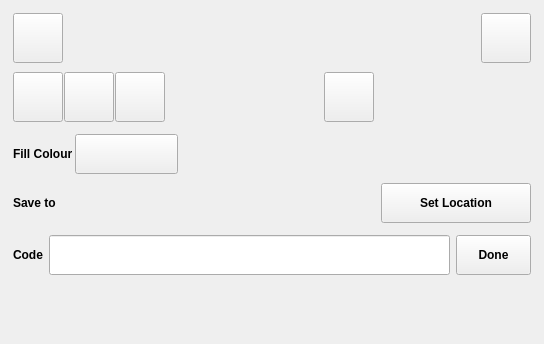
Above: digital_sketch_mapping_tool_dockwidget_base.ui from Esk-Spatial/QGIS_forest_health_sketch_tool before the change. Below: the same form after it.
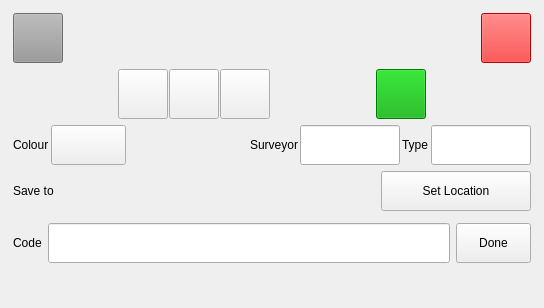
That is the form after the change. Icons and pictures are not drawn. Custom widgets are drawn as their Qt base class.

Commit message: refactoring, enabling persistence for buttons and changing point creation

Diff of the .ui file:
```diff
--- a/digital_sketch_mapping_tool_dockwidget_base.ui
+++ b/digital_sketch_mapping_tool_dockwidget_base.ui
@@ -7,7 +7,7 @@
     <x>0</x>
     <y>0</y>
     <width>544</width>
-    <height>344</height>
+    <height>308</height>
    </rect>
   </property>
   <property name="windowTitle">
@@ -80,6 +80,11 @@
             <property name="toolTip">
              <string>&lt;html&gt;&lt;head/&gt;&lt;body&gt;&lt;p&gt;&lt;span style=&quot; font-size:9pt;&quot;&gt;Settings&lt;/span&gt;&lt;/p&gt;&lt;/body&gt;&lt;/html&gt;</string>
             </property>
+            <property name="styleSheet">
+             <string notr="true">QPushButton#settingPushButton {
+    background-color: rgb(153, 153, 153);
+}</string>
+            </property>
             <property name="text">
              <string/>
             </property>
@@ -128,6 +133,11 @@
             <property name="toolTip">
              <string>&lt;html&gt;&lt;head/&gt;&lt;body&gt;&lt;p&gt;&lt;span style=&quot; font-size:9pt;&quot;&gt;Delete Last Layer&lt;/span&gt;&lt;/p&gt;&lt;/body&gt;&lt;/html&gt;</string>
             </property>
+            <property name="styleSheet">
+             <string notr="true">QPushButton#deletePushButton {
+    background-color: rgb(255, 0, 0);
+}</string>
+            </property>
             <property name="text">
              <string/>
             </property>
@@ -162,14 +172,27 @@
            <number>2</number>
           </property>
           <property name="topMargin">
-           <number>5</number>
+           <number>2</number>
           </property>
           <property name="rightMargin">
            <number>2</number>
           </property>
           <property name="bottomMargin">
-           <number>5</number>
+           <number>2</number>
           </property>
+          <item>
+           <spacer name="horizontalSpacer_5">
+            <property name="orientation">
+             <enum>Qt::Horizontal</enum>
+            </property>
+            <property name="sizeHint" stdset="0">
+             <size>
+              <width>40</width>
+              <height>20</height>
+             </size>
+            </property>
+           </spacer>
+          </item>
           <item>
            <widget class="QPushButton" name="polygonPushButton">
             <property name="minimumSize">
@@ -308,6 +331,11 @@
             <property name="toolTip">
              <string>&lt;html&gt;&lt;head/&gt;&lt;body&gt;&lt;p&gt;&lt;span style=&quot; font-size:9pt;&quot;&gt;Save Layers&lt;/span&gt;&lt;/p&gt;&lt;/body&gt;&lt;/html&gt;</string>
             </property>
+            <property name="styleSheet">
+             <string notr="true">QPushButton#savePushButton {
+    background-color: rgb(0, 170, 0);
+}</string>
+            </property>
             <property name="text">
              <string/>
             </property>
@@ -341,6 +369,11 @@
        </item>
        <item>
         <widget class="QFrame" name="colourFrame">
+         <property name="font">
+          <font>
+           <pointsize>9</pointsize>
+          </font>
+         </property>
          <property name="frameShape">
           <enum>QFrame::NoFrame</enum>
          </property>
@@ -355,7 +388,7 @@
            <number>2</number>
           </property>
           <property name="topMargin">
-           <number>5</number>
+           <number>2</number>
           </property>
           <property name="rightMargin">
            <number>2</number>
@@ -374,12 +407,12 @@
             <property name="font">
              <font>
               <pointsize>9</pointsize>
-              <weight>75</weight>
-              <bold>true</bold>
+              <weight>50</weight>
+              <bold>false</bold>
              </font>
             </property>
             <property name="text">
-             <string>Fill Colour</string>
+             <string>Colour</string>
             </property>
            </widget>
           </item>
@@ -387,19 +420,19 @@
            <widget class="QgsColorButton" name="mColorButton">
             <property name="minimumSize">
              <size>
-              <width>30</width>
+              <width>75</width>
               <height>40</height>
              </size>
             </property>
             <property name="maximumSize">
              <size>
-              <width>16777215</width>
+              <width>75</width>
               <height>40</height>
              </size>
             </property>
             <property name="iconSize">
              <size>
-              <width>95</width>
+              <width>50</width>
               <height>34</height>
              </size>
             </property>
@@ -435,6 +468,67 @@
             </property>
            </spacer>
           </item>
+          <item>
+           <widget class="QLabel" name="SurveyourLabel">
+            <property name="font">
+             <font>
+              <pointsize>9</pointsize>
+             </font>
+            </property>
+            <property name="text">
+             <string>Surveyor</string>
+            </property>
+           </widget>
+          </item>
+          <item>
+           <widget class="QLineEdit" name="surveyourLineEdit">
+            <property name="minimumSize">
+             <size>
+              <width>100</width>
+              <height>40</height>
+             </size>
+            </property>
+            <property name="maximumSize">
+             <size>
+              <width>100</width>
+              <height>40</height>
+             </size>
+            </property>
+            <property name="font">
+             <font>
+              <pointsize>9</pointsize>
+             </font>
+            </property>
+           </widget>
+          </item>
+          <item>
+           <widget class="QLabel" name="typeLabel">
+            <property name="font">
+             <font>
+              <pointsize>9</pointsize>
+             </font>
+            </property>
+            <property name="text">
+             <string>Type</string>
+            </property>
+           </widget>
+          </item>
+          <item>
+           <widget class="QLineEdit" name="typeLineEdit">
+            <property name="minimumSize">
+             <size>
+              <width>100</width>
+              <height>40</height>
+             </size>
+            </property>
+            <property name="maximumSize">
+             <size>
+              <width>100</width>
+              <height>40</height>
+             </size>
+            </property>
+           </widget>
+          </item>
          </layout>
         </widget>
        </item>
@@ -454,7 +548,7 @@
            <number>2</number>
           </property>
           <property name="topMargin">
-           <number>5</number>
+           <number>2</number>
           </property>
           <property name="rightMargin">
            <number>2</number>
@@ -467,8 +561,8 @@
             <property name="font">
              <font>
               <pointsize>9</pointsize>
-              <weight>75</weight>
-              <bold>true</bold>
+              <weight>50</weight>
+              <bold>false</bold>
              </font>
             </property>
             <property name="text">
@@ -490,6 +584,11 @@
               <height>40</height>
              </size>
             </property>
+            <property name="font">
+             <font>
+              <pointsize>9</pointsize>
+             </font>
+            </property>
             <property name="storageMode">
              <enum>QgsFileWidget::GetDirectory</enum>
             </property>
@@ -518,8 +617,8 @@
             <property name="font">
              <font>
               <pointsize>9</pointsize>
-              <weight>75</weight>
-              <bold>true</bold>
+              <weight>50</weight>
+              <bold>false</bold>
              </font>
             </property>
             <property name="text">
@@ -600,8 +699,8 @@
             <property name="font">
              <font>
               <pointsize>9</pointsize>
-              <weight>75</weight>
-              <bold>true</bold>
+              <weight>50</weight>
+              <bold>false</bold>
              </font>
             </property>
             <property name="text">
@@ -647,8 +746,8 @@
             <property name="font">
              <font>
               <pointsize>9</pointsize>
-              <weight>75</weight>
-              <bold>true</bold>
+              <weight>50</weight>
+              <bold>false</bold>
              </font>
             </property>
             <property name="text">
```
Left out of the diff: 4 changed lines with no effect on the pictures. The commit also changes 8 other files.
